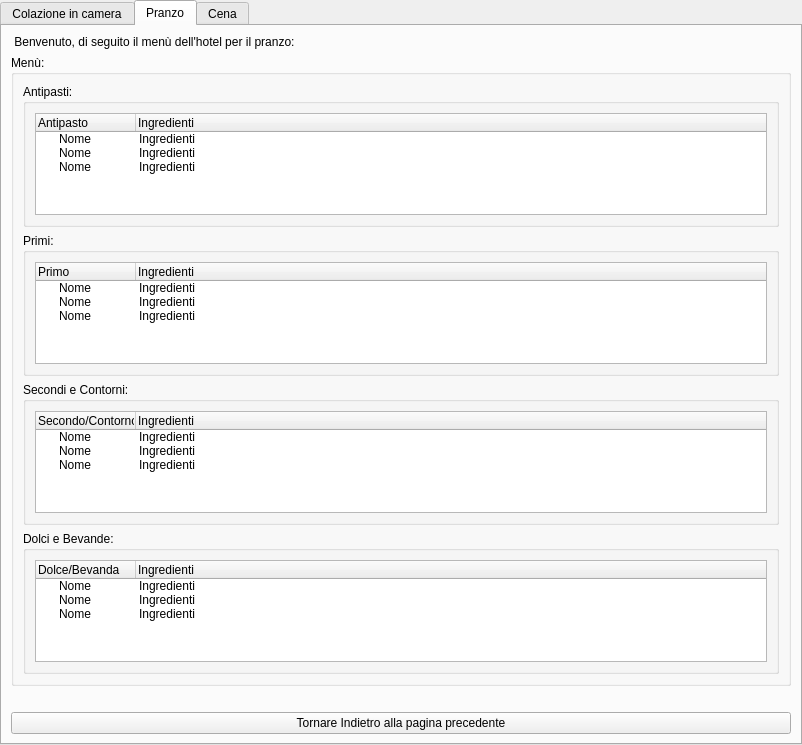
Old version of the form ui/Cameriere/GestisciCucina/GestioneCucinaMenu.ui in the repository mdoraz/Hotel.
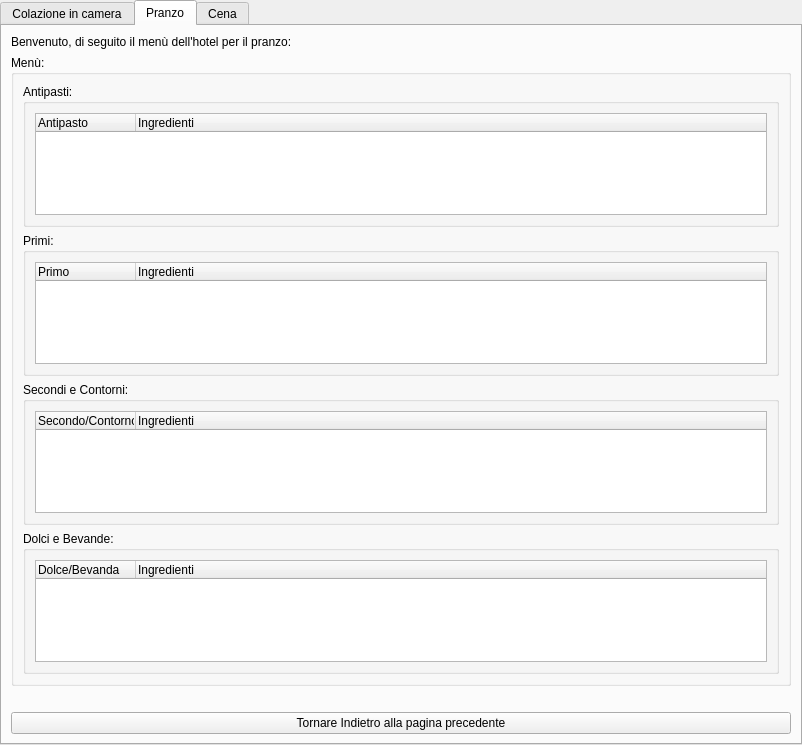
New version of the form. The open tabs and pages were chosen to show the change.

The edit to the form file:
```diff
--- a/ui/Cameriere/GestisciCucina/GestioneCucinaMenu.ui
+++ b/ui/Cameriere/GestisciCucina/GestioneCucinaMenu.ui
@@ -252,7 +252,7 @@
     <item>
      <widget class="QLabel" name="labelIntroduzionePagina_2">
       <property name="text">
-       <string> Benvenuto, di seguito il menù dell'hotel per il pranzo:</string>
+       <string>Benvenuto, di seguito il menù dell'hotel per il pranzo:</string>
       </property>
      </widget>
     </item>
@@ -283,30 +283,6 @@
               <string>Ingredienti</string>
              </property>
             </column>
-            <item>
-             <property name="text">
-              <string>Nome</string>
-             </property>
-             <property name="text">
-              <string>Ingredienti</string>
-             </property>
-            </item>
-            <item>
-             <property name="text">
-              <string>Nome</string>
-             </property>
-             <property name="text">
-              <string>Ingredienti</string>
-             </property>
-            </item>
-            <item>
-             <property name="text">
-              <string>Nome</string>
-             </property>
-             <property name="text">
-              <string>Ingredienti</string>
-             </property>
-            </item>
            </widget>
           </item>
          </layout>
@@ -333,30 +309,6 @@
               <string>Ingredienti</string>
              </property>
             </column>
-            <item>
-             <property name="text">
-              <string>Nome</string>
-             </property>
-             <property name="text">
-              <string>Ingredienti</string>
-             </property>
-            </item>
-            <item>
-             <property name="text">
-              <string>Nome</string>
-             </property>
-             <property name="text">
-              <string>Ingredienti</string>
-             </property>
-            </item>
-            <item>
-             <property name="text">
-              <string>Nome</string>
-             </property>
-             <property name="text">
-              <string>Ingredienti</string>
-             </property>
-            </item>
            </widget>
           </item>
          </layout>
@@ -383,30 +335,6 @@
               <string>Ingredienti</string>
              </property>
             </column>
-            <item>
-             <property name="text">
-              <string>Nome</string>
-             </property>
-             <property name="text">
-              <string>Ingredienti</string>
-             </property>
-            </item>
-            <item>
-             <property name="text">
-              <string>Nome</string>
-             </property>
-             <property name="text">
-              <string>Ingredienti</string>
-             </property>
-            </item>
-            <item>
-             <property name="text">
-              <string>Nome</string>
-             </property>
-             <property name="text">
-              <string>Ingredienti</string>
-             </property>
-            </item>
            </widget>
           </item>
          </layout>
@@ -433,30 +361,6 @@
               <string>Ingredienti</string>
              </property>
             </column>
-            <item>
-             <property name="text">
-              <string>Nome</string>
-             </property>
-             <property name="text">
-              <string>Ingredienti</string>
-             </property>
-            </item>
-            <item>
-             <property name="text">
-              <string>Nome</string>
-             </property>
-             <property name="text">
-              <string>Ingredienti</string>
-             </property>
-            </item>
-            <item>
-             <property name="text">
-              <string>Nome</string>
-             </property>
-             <property name="text">
-              <string>Ingredienti</string>
-             </property>
-            </item>
            </widget>
           </item>
          </layout>
```
Left out of the diff: 181 changed lines with no effect on the pictures.
